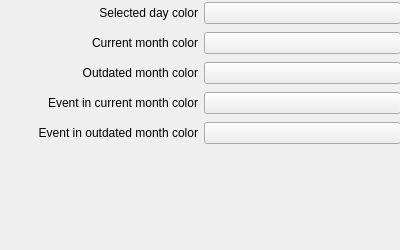
Before: the Qt Designer form calendar/src/ui/calendarconfig.ui in KDE/akonadi-google-applets, drawn with Qt 5.
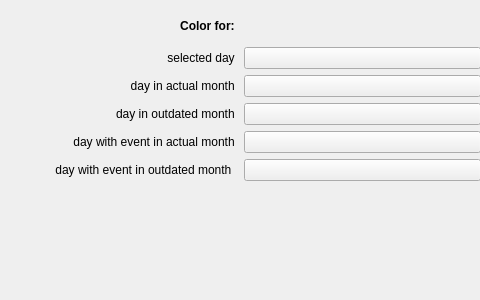
After: the same form once the commit is applied. Custom widgets are drawn as their Qt base class.

Commit message: Use bigger size for windows with configurations and some text changes

Diff of the .ui file:
```diff
--- a/calendar/src/ui/calendarconfig.ui
+++ b/calendar/src/ui/calendarconfig.ui
@@ -6,91 +6,107 @@
    <rect>
     <x>0</x>
     <y>0</y>
-    <width>400</width>
-    <height>250</height>
+    <width>480</width>
+    <height>300</height>
    </rect>
   </property>
   <property name="minimumSize">
    <size>
-    <width>400</width>
-    <height>250</height>
+    <width>480</width>
+    <height>300</height>
    </size>
   </property>
   <widget class="QWidget" name="layoutWidget">
    <property name="geometry">
     <rect>
      <x>0</x>
-     <y>0</y>
-     <width>401</width>
-     <height>151</height>
+     <y>10</y>
+     <width>481</width>
+     <height>171</height>
     </rect>
    </property>
    <layout class="QGridLayout" name="gridLayout">
-    <item row="0" column="0">
-     <widget class="QLabel" name="label">
-      <property name="text">
-       <string>Selected day color</string>
-      </property>
-      <property name="alignment">
-       <set>Qt::AlignRight|Qt::AlignTrailing|Qt::AlignVCenter</set>
-      </property>
-     </widget>
-    </item>
-    <item row="0" column="1">
+    <item row="1" column="1">
      <widget class="KColorButton" name="selectedDay"/>
     </item>
     <item row="1" column="0">
-     <widget class="QLabel" name="label_2">
+     <widget class="QLabel" name="label">
       <property name="text">
-       <string>Current month color</string>
+       <string>selected day </string>
       </property>
       <property name="alignment">
        <set>Qt::AlignRight|Qt::AlignTrailing|Qt::AlignVCenter</set>
       </property>
      </widget>
     </item>
-    <item row="1" column="1">
-     <widget class="KColorButton" name="currentMonth"/>
-    </item>
-    <item row="2" column="0">
-     <widget class="QLabel" name="label_3">
-      <property name="text">
-       <string>Outdated month color</string>
-      </property>
-      <property name="alignment">
-       <set>Qt::AlignRight|Qt::AlignTrailing|Qt::AlignVCenter</set>
-      </property>
-     </widget>
+    <item row="4" column="1">
+     <widget class="KColorButton" name="currentEvent"/>
     </item>
     <item row="2" column="1">
-     <widget class="KColorButton" name="outdatedMonth"/>
-    </item>
-    <item row="3" column="0">
-     <widget class="QLabel" name="label_4">
-      <property name="text">
-       <string>Event in current month color</string>
-      </property>
-      <property name="alignment">
-       <set>Qt::AlignRight|Qt::AlignTrailing|Qt::AlignVCenter</set>
-      </property>
-     </widget>
+     <widget class="KColorButton" name="currentMonth"/>
     </item>
     <item row="3" column="1">
-     <widget class="KColorButton" name="currentEvent"/>
+     <widget class="KColorButton" name="outdatedMonth"/>
     </item>
     <item row="4" column="0">
+     <widget class="QLabel" name="label_4">
+      <property name="text">
+       <string>day with event in actual month </string>
+      </property>
+      <property name="alignment">
+       <set>Qt::AlignRight|Qt::AlignTrailing|Qt::AlignVCenter</set>
+      </property>
+     </widget>
+    </item>
+    <item row="5" column="0">
      <widget class="QLabel" name="label_5">
       <property name="text">
-       <string>Event in outdated month color</string>
+       <string>day with event in outdated month  </string>
       </property>
       <property name="alignment">
        <set>Qt::AlignRight|Qt::AlignTrailing|Qt::AlignVCenter</set>
       </property>
      </widget>
     </item>
-    <item row="4" column="1">
+    <item row="3" column="0">
+     <widget class="QLabel" name="label_3">
+      <property name="text">
+       <string>day in outdated month </string>
+      </property>
+      <property name="alignment">
+       <set>Qt::AlignRight|Qt::AlignTrailing|Qt::AlignVCenter</set>
+      </property>
+     </widget>
+    </item>
+    <item row="5" column="1">
      <widget class="KColorButton" name="outdatedEvent"/>
     </item>
+    <item row="2" column="0">
+     <widget class="QLabel" name="label_2">
+      <property name="text">
+       <string>day in actual month </string>
+      </property>
+      <property name="alignment">
+       <set>Qt::AlignRight|Qt::AlignTrailing|Qt::AlignVCenter</set>
+      </property>
+     </widget>
+    </item>
+    <item row="0" column="0">
+     <widget class="QLabel" name="label_6">
+      <property name="font">
+       <font>
+        <weight>75</weight>
+        <bold>true</bold>
+       </font>
+      </property>
+      <property name="text">
+       <string>Color for: </string>
+      </property>
+      <property name="alignment">
+       <set>Qt::AlignRight|Qt::AlignTrailing|Qt::AlignVCenter</set>
+      </property>
+     </widget>
+    </item>
    </layout>
   </widget>
  </widget>
```
The commit also changes 5 other files.
